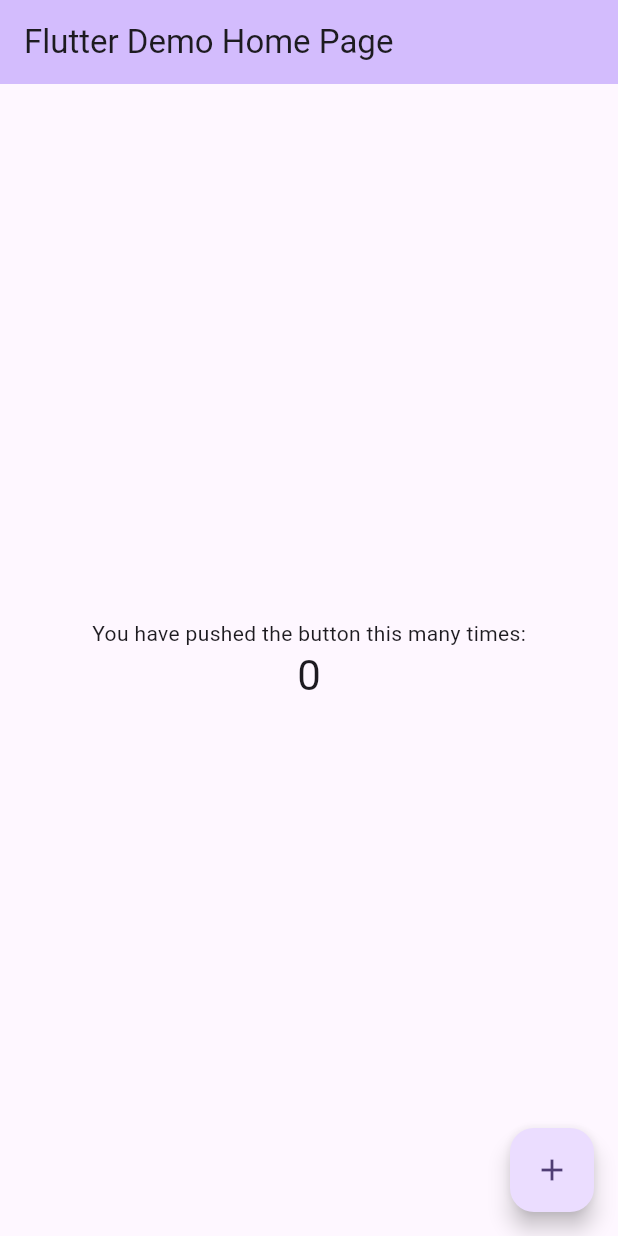
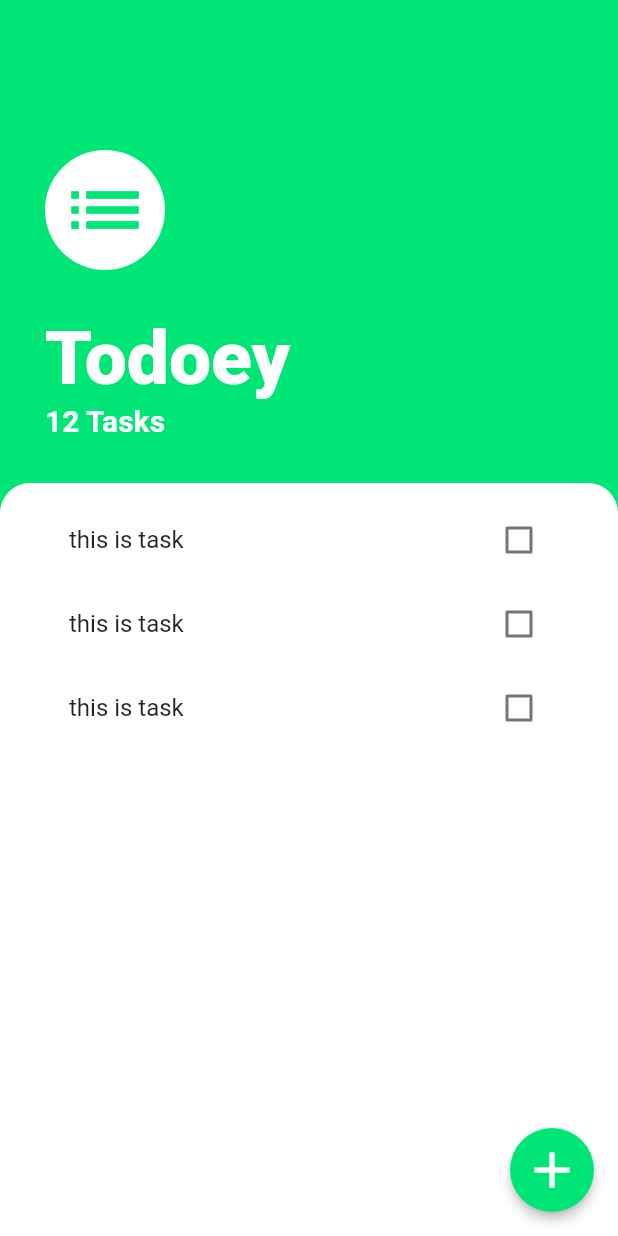
Before and after one commit to leekina/todoey, a Flutter app: the screen it shows after launch, on a phone screen of 412 x 824 dp. Run offline on Flutter 3.47's test engine with Material 2 defaults, Android fonts, the phone set to English and light mode, and no system bars.

Commit message:
DESIGN : 목업 디자인 생성

```diff
--- /dev/null
+++ b/lib/components/task_tile.dart
@@ -0,0 +1,18 @@
+import 'package:flutter/material.dart';
+
+class TaskTile extends StatelessWidget {
+  const TaskTile({
+    super.key,
+  });
+
+  @override
+  Widget build(BuildContext context) {
+    return CheckboxListTile(
+      value: false,
+      onChanged: (value) {
+        value = value;
+      },
+      title: Text('this is task'),
+    );
+  }
+}
--- /dev/null
+++ b/lib/components/tasks_list.dart
@@ -0,0 +1,19 @@
+import 'package:flutter/material.dart';
+import 'package:todoey/components/task_tile.dart';
+
+class TasksList extends StatelessWidget {
+  const TasksList({
+    super.key,
+  });
+
+  @override
+  Widget build(BuildContext context) {
+    return ListView(
+      children: [
+        TaskTile(),
+        TaskTile(),
+        TaskTile(),
+      ],
+    );
+  }
+}
--- a/lib/main.dart
+++ b/lib/main.dart
@@ -1,4 +1,6 @@
 import 'package:flutter/material.dart';
+
+import 'screens/tasks_screen.dart';
 
 void main() {
   runApp(const MyApp());
@@ -7,119 +9,10 @@ void main() {
 class MyApp extends StatelessWidget {
   const MyApp({super.key});
 
-  // This widget is the root of your application.
   @override
   Widget build(BuildContext context) {
     return MaterialApp(
-      title: 'Flutter Demo',
-      theme: ThemeData(
-        // This is the theme of your application.
-        //
-        // TRY THIS: Try running your application with "flutter run". You'll see
-        // the application has a blue toolbar. Then, without quitting the app,
-        // try changing the seedColor in the colorScheme below to Colors.green
-        // and then invoke "hot reload" (save your changes or press the "hot
-        // reload" button in a Flutter-supported IDE, or press "r" if you used
-        // the command line to start the app).
-        //
-        // Notice that the counter didn't reset back to zero; the application
-        // state is not lost during the reload. To reset the state, use hot
-        // restart instead.
-        //
-        // This works for code too, not just values: Most code changes can be
-        // tested with just a hot reload.
-        colorScheme: ColorScheme.fromSeed(seedColor: Colors.deepPurple),
-        useMaterial3: true,
-      ),
-      home: const MyHomePage(title: 'Flutter Demo Home Page'),
+      home: TasksScreen(),
     );
   }
 }
-
-class MyHomePage extends StatefulWidget {
-  const MyHomePage({super.key, required this.title});
-
-  // This widget is the home page of your application. It is stateful, meaning
-  // that it has a State object (defined below) that contains fields that affect
-  // how it looks.
-
-  // This class is the configuration for the state. It holds the values (in this
-  // case the title) provided by the parent (in this case the App widget) and
-  // used by the build method of the State. Fields in a Widget subclass are
-  // always marked "final".
-
-  final String title;
-
-  @override
-  State<MyHomePage> createState() => _MyHomePageState();
-}
-
-class _MyHomePageState extends State<MyHomePage> {
-  int _counter = 0;
-
-  void _incrementCounter() {
-    setState(() {
-      // This call to setState tells the Flutter framework that something has
-      // changed in this State, which causes it to rerun the build method below
-      // so that the display can reflect the updated values. If we changed
-      // _counter without calling setState(), then the build method would not be
-      // called again, and so nothing would appear to happen.
-      _counter++;
-    });
-  }
-
-  @override
-  Widget build(BuildContext context) {
-    // This method is rerun every time setState is called, for instance as done
-    // by the _incrementCounter method above.
-    //
-    // The Flutter framework has been optimized to make rerunning build methods
-    // fast, so that you can just rebuild anything that needs updating rather
-    // than having to individually change instances of widgets.
-    return Scaffold(
-      appBar: AppBar(
-        // TRY THIS: Try changing the color here to a specific color (to
-        // Colors.amber, perhaps?) and trigger a hot reload to see the AppBar
-        // change color while the other colors stay the same.
-        backgroundColor: Theme.of(context).colorScheme.inversePrimary,
-        // Here we take the value from the MyHomePage object that was created by
-        // the App.build method, and use it to set our appbar title.
-        title: Text(widget.title),
-      ),
-      body: Center(
-        // Center is a layout widget. It takes a single child and positions it
-        // in the middle of the parent.
-        child: Column(
-          // Column is also a layout widget. It takes a list of children and
-          // arranges them vertically. By default, it sizes itself to fit its
-          // children horizontally, and tries to be as tall as its parent.
-          //
-          // Column has various properties to control how it sizes itself and
-          // how it positions its children. Here we use mainAxisAlignment to
-          // center the children vertically; the main axis here is the vertical
-          // axis because Columns are vertical (the cross axis would be
-          // horizontal).
-          //
-          // TRY THIS: Invoke "debug painting" (choose the "Toggle Debug Paint"
-          // action in the IDE, or press "p" in the console), to see the
-          // wireframe for each widget.
-          mainAxisAlignment: MainAxisAlignment.center,
-          children: <Widget>[
-            const Text(
-              'You have pushed the button this many times:',
-            ),
-            Text(
-              '$_counter',
-              style: Theme.of(context).textTheme.headlineMedium,
-            ),
-          ],
-        ),
-      ),
-      floatingActionButton: FloatingActionButton(
-        onPressed: _incrementCounter,
-        tooltip: 'Increment',
-        child: const Icon(Icons.add),
-      ), // This trailing comma makes auto-formatting nicer for build methods.
-    );
-  }
-}
--- /dev/null
+++ b/lib/screens/tasks_screen.dart
@@ -0,0 +1,107 @@
+import 'package:flutter/material.dart';
+
+class TasksScreen extends StatelessWidget {
+  const TasksScreen({super.key});
+
+  @override
+  Widget build(BuildContext context) {
+    return Scaffold(
+      backgroundColor: Colors.greenAccent.shade400,
+      body: Column(
+        crossAxisAlignment: CrossAxisAlignment.start,
+        children: [
+          Container(
+            padding: EdgeInsets.only(top: 60, left: 30, right: 30, bottom: 30),
+            child: Column(
+              crossAxisAlignment: CrossAxisAlignment.start,
+              children: [
+                SizedBox(height: 40),
+                CircleAvatar(
+                  radius: 40,
+                  backgroundColor: Colors.white,
+                  child: Icon(
+                    Icons.list,
+                    color: Colors.greenAccent.shade400,
+                    size: 60,
+                  ),
+                ),
+                SizedBox(height: 30),
+                Text(
+                  'Todoey',
+                  style: TextStyle(
+                      color: Colors.white,
+                      fontSize: 50,
+                      fontWeight: FontWeight.w800),
+                ),
+                Text(
+                  '12 Tasks',
+                  style: TextStyle(
+                    color: Colors.white,
+                    fontSize: 20,
+                    fontWeight: FontWeight.bold,
+                  ),
+                ),
+              ],
+            ),
+          ),
+          Expanded(
+            child: Container(
+                padding: EdgeInsets.symmetric(vertical: 10, horizontal: 30),
+                decoration: BoxDecoration(
+                  color: Colors.white,
+                  borderRadius: BorderRadius.only(
+                      topLeft: Radius.circular(20),
+                      topRight: Radius.circular(20)),
+                ),
+                width: MediaQuery.of(context).size.width,
+                child: TasksList()),
+          ),
+        ],
+      ),
+      floatingActionButton: FloatingActionButton(
+        elevation: 3,
+        backgroundColor: Colors.greenAccent.shade400,
+        child: Icon(
+          Icons.add,
+          color: Colors.white,
+          size: 40,
+        ),
+        onPressed: () {},
+      ),
+    );
+  }
+}
+
+class TasksList extends StatelessWidget {
+  const TasksList({
+    super.key,
+  });
+
+  @override
+  Widget build(BuildContext context) {
+    return ListView(
+      children: [
+        TaskTile(),
+        TaskTile(),
+        TaskTile(),
+      ],
+    );
+  }
+}
+
+class TaskTile extends StatelessWidget {
+  const TaskTile({
+    super.key,
+  });
+
+  @override
+  Widget build(BuildContext context) {
+    return CheckboxListTile(
+      value: false,
+      onChanged: (value) {
+        value = value;
+      },
+      title: Text('this is task'),
+    );
+  }
+}
```
